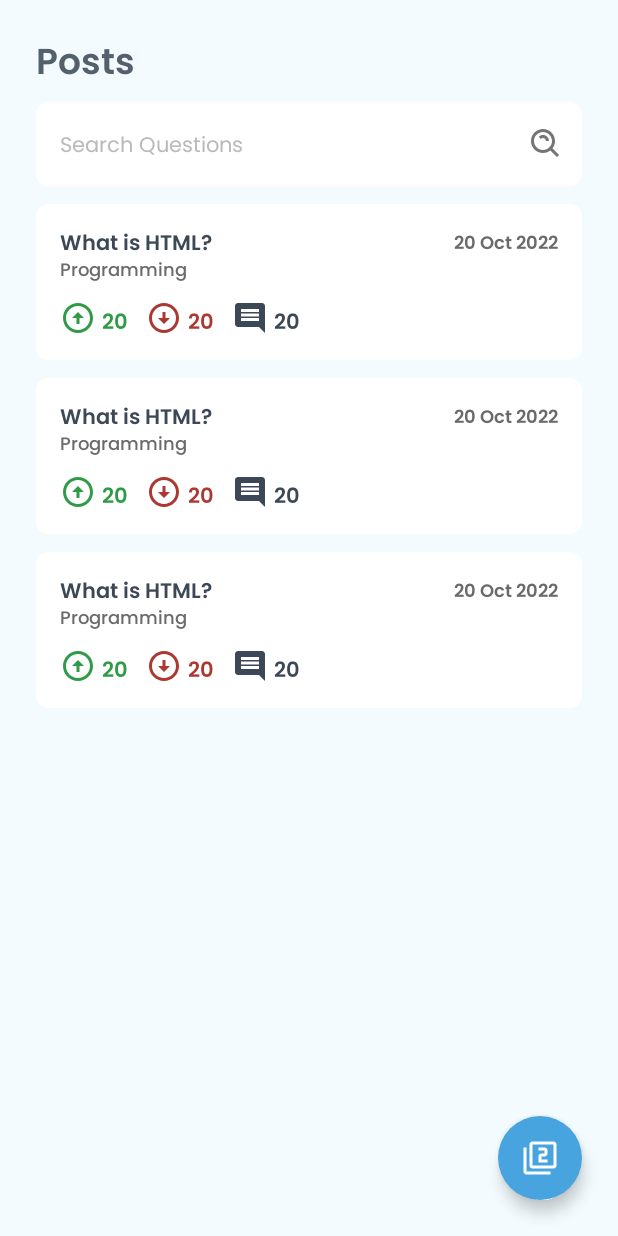
After one commit to andriawan24/ask-me-android, an Android app built with Jetpack Compose: the composable QuestionScreen shown on its own in the app's theme, on a phone screen of 412 x 824 dp. The commit adds this screen. Run offline under Robolectric (Android 15) with nearby library versions, the phone set to English and light mode, and no system bars; our stand-ins replace Dagger/Hilt's generated code, Timber; network calls fail.

Commit message:
feat: Slicing question page

```diff
--- a/app/src/main/java/com/andriawan/askme/ui/components/CustomTextInput.kt
+++ b/app/src/main/java/com/andriawan/askme/ui/components/CustomTextInput.kt
@@ -29,12 +29,12 @@ import com.andriawan.askme.utils.Constants.MINUS_ONE
 @Composable
 fun CustomTextInput(
     modifier: Modifier = Modifier,
-    label: String,
+    label: String? = null,
     labelColor: Color = MaterialTheme.colors.onBackground,
     hint: String,
     value: String,
     onValueChanged: (String) -> Unit,
-    leadingIcon: Painter,
+    leadingIcon: Painter? = null,
     keyboardType: KeyboardType = KeyboardType.Text,
     imeAction: ImeAction = ImeAction.Default,
     keyboardActions: KeyboardActions = KeyboardActions.Default,
@@ -45,12 +45,15 @@ fun CustomTextInput(
     singleLine: Boolean = true
 ) {
     Column(modifier = modifier.fillMaxWidth()) {
+        if (label != null) {
             Text(
                 text = label,
                 style = MaterialTheme.typography.body1.copy(fontWeight = FontWeight.SemiBold),
                 color = labelColor
             )
+        }
         Spacer(modifier = Modifier.height(10.dp))
+        if (leadingIcon != null) {
             TextField(
                 value = value,
                 onValueChange = onValueChanged,
@@ -90,6 +93,39 @@ fun CustomTextInput(
                 isError = isError,
                 singleLine = singleLine
             )
+        } else {
+            TextField(
+                value = value,
+                onValueChange = onValueChanged,
+                modifier = Modifier.fillMaxWidth(),
+                placeholder = {
+                    Text(
+                        text = hint,
+                        style = MaterialTheme.typography.body1,
+                        color = HintTextInputColor,
+                        modifier = Modifier.wrapContentHeight(Alignment.CenterVertically)
+                    )
+                },
+                trailingIcon = trailingIcon,
+                colors = TextFieldDefaults.textFieldColors(
+                    backgroundColor = Color.White,
+                    focusedIndicatorColor = Color.Unspecified,
+                    unfocusedIndicatorColor = Color.Unspecified
+                ),
+                shape = MaterialTheme.shapes.small,
+                textStyle = MaterialTheme.typography.body1.copy(
+                    color = OnBackgroundColorLight
+                ),
+                keyboardOptions = KeyboardOptions(
+                    keyboardType = keyboardType,
+                    imeAction = imeAction
+                ),
+                keyboardActions = keyboardActions,
+                visualTransformation = visualTransformation,
+                isError = isError,
+                singleLine = singleLine
+            )
+        }
 
         if (errorText != MINUS_ONE) {
             Text(
@@ -123,3 +159,24 @@ fun CustomTextInputPreviewLight() {
         }
     }
 }
+
+@Preview(showBackground = true)
+@Preview(uiMode = UI_MODE_NIGHT_YES, showBackground = true)
+@Composable
+fun CustomTextInputNoIconPreviewLight() {
+    AskMeTheme {
+        Surface(
+            modifier = Modifier
+                .background(MaterialTheme.colors.background)
+                .padding(24.dp)
+        ) {
+            CustomTextInput(
+                modifier = Modifier.background(MaterialTheme.colors.background),
+                label = "Email",
+                hint = "Enter your email",
+                value = "",
+                onValueChanged = { }
+            )
+        }
+    }
+}
--- /dev/null
+++ b/app/src/main/java/com/andriawan/askme/ui/screens/questions/presenter/QuestionScreen.kt
@@ -0,0 +1,175 @@
+package com.andriawan.askme.ui.screens.questions.presenter
+
+import android.content.res.Configuration.UI_MODE_NIGHT_YES
+import androidx.compose.foundation.layout.*
+import androidx.compose.foundation.lazy.LazyColumn
+import androidx.compose.foundation.shape.RoundedCornerShape
+import androidx.compose.material.*
+import androidx.compose.material.icons.Icons
+import androidx.compose.material.icons.filled.*
+import androidx.compose.runtime.Composable
+import androidx.compose.ui.Alignment
+import androidx.compose.ui.Modifier
+import androidx.compose.ui.graphics.Color
+import androidx.compose.ui.res.painterResource
+import androidx.compose.ui.res.stringResource
+import androidx.compose.ui.text.font.FontWeight
+import androidx.compose.ui.tooling.preview.Preview
+import androidx.compose.ui.unit.dp
+import com.andriawan.askme.R
+import com.andriawan.askme.ui.components.CustomTextInput
+import com.andriawan.askme.ui.themes.AskMeTheme
+
+@Composable
+fun QuestionScreen(modifier: Modifier = Modifier) {
+    Box(modifier = modifier.fillMaxSize()) {
+        Column {
+            Text(
+                text = stringResource(R.string.questions_title),
+                style = MaterialTheme.typography.h3,
+                modifier = Modifier
+                    .padding(top = 24.dp)
+                    .padding(horizontal = 24.dp)
+            )
+            CustomTextInput(
+                modifier = Modifier
+                    .padding(horizontal = 24.dp),
+                hint = "Search Questions",
+                trailingIcon = {
+                    Icon(
+                        painter = painterResource(id = R.drawable.ic_search),
+                        contentDescription = "Search Icon",
+                        modifier = Modifier.size(24.dp)
+                    )
+                },
+                onValueChanged = {
+
+                },
+                value = ""
+            )
+            Spacer(modifier = Modifier.height(12.dp))
+            LazyColumn(
+                verticalArrangement = Arrangement.spacedBy(12.dp),
+                contentPadding = PaddingValues(bottom = 24.dp)
+            ) {
+                items(3) {
+                    Card(
+                        modifier = Modifier
+                            .fillMaxWidth()
+                            .padding(horizontal = 24.dp),
+                        shape = RoundedCornerShape(8.dp),
+                        backgroundColor = Color.White,
+                        elevation = 0.dp
+                    ) {
+                        Column(modifier = Modifier.padding(16.dp)) {
+                            Row(verticalAlignment = Alignment.CenterVertically) {
+                                Text(
+                                    text = "What is HTML?",
+                                    style = MaterialTheme.typography.body1.copy(
+                                        color = Color(0xFF3C4856),
+                                        fontWeight = FontWeight.SemiBold
+                                    ),
+                                    modifier = Modifier
+                                        .weight(1F)
+                                        .padding(end = 12.dp)
+                                )
+                                Text(
+                                    text = "20 Oct 2022",
+                                    style = MaterialTheme.typography.body2.copy(
+                                        fontWeight = FontWeight.SemiBold,
+                                        color = Color(0xFF6A6A6A)
+                                    )
+                                )
+                            }
+                            Text(
+                                text = "Programming",
+                                style = MaterialTheme.typography.body2.copy(
+                                    color = Color(0xFF6A6A6A),
+                                    fontWeight = FontWeight.Medium
+                                )
+                            )
+                            Spacer(modifier = Modifier.height(12.dp))
+                            Row(verticalAlignment = Alignment.CenterVertically) {
+                                Icon(
+                                    imageVector = Icons.Default.ArrowCircleUp,
+                                    contentDescription = "Upvote Total",
+                                    modifier = Modifier.size(24.dp),
+                                    tint = Color(0xFF2F9B46)
+                                )
+                                Spacer(modifier = Modifier.width(4.dp))
+                                Text(
+                                    text = "20",
+                                    style = MaterialTheme.typography.body1.copy(
+                                        color = Color(0xFF2F9B46),
+                                        fontWeight = FontWeight.SemiBold
+                                    ),
+                                    modifier = Modifier.padding(top = 4.dp)
+                                )
+                                Spacer(modifier = Modifier.width(12.dp))
+                                Icon(
+                                    imageVector = Icons.Default.ArrowCircleDown,
+                                    contentDescription = "Down Vote Total",
+                                    modifier = Modifier.size(24.dp),
+                                    tint = Color(0xFFAB3831)
+                                )
+                                Spacer(modifier = Modifier.width(4.dp))
+                                Text(
+                                    text = "20",
+                                    style = MaterialTheme.typography.body1.copy(
+                                        color = Color(0xFFAB3831),
+                                        fontWeight = FontWeight.SemiBold
+                                    ),
+                                    modifier = Modifier.padding(top = 4.dp)
+                                )
+                                Spacer(modifier = Modifier.width(12.dp))
+                                Icon(
+                                    imageVector = Icons.Default.Comment,
+                                    contentDescription = "Comments Total",
+                                    modifier = Modifier.size(24.dp),
+                                    tint = Color(0xFF3C4856)
+                                )
+                                Spacer(modifier = Modifier.width(4.dp))
+                                Text(
+                                    text = "20",
+                                    style = MaterialTheme.typography.body1.copy(
+                                        color = Color(0xFF3C4856),
+                                        fontWeight = FontWeight.SemiBold
+                                    ),
+                                    modifier = Modifier.padding(top = 4.dp)
+                                )
+                            }
+                        }
+                    }
+                }
+            }
+        }
+        FloatingActionButton(
+            onClick = {},
+            modifier = Modifier
+                .align(Alignment.BottomEnd)
+                .padding(24.dp),
+            backgroundColor = MaterialTheme.colors.primary
+        ) {
+            Icon(
+                imageVector = Icons.Default.Filter2,
+                contentDescription = "Filter Icon",
+                modifier = Modifier
+                    .size(24.dp)
+            )
+        }
+    }
+}
+
+@Preview(showBackground = true)
+@Preview(showBackground = true, uiMode = UI_MODE_NIGHT_YES)
+@Composable
+fun QuestionScreenPreview() {
+    AskMeTheme {
+        Surface(
+            modifier = Modifier.fillMaxSize(),
+            color = MaterialTheme.colors.background
+        ) {
+            QuestionScreen()
+        }
+    }
+}
--- /dev/null
+++ b/app/src/main/res/drawable/ic_search.xml
@@ -0,0 +1,12 @@
+<vector xmlns:android="http://schemas.android.com/apk/res/android"
+    android:width="24dp"
+    android:height="24dp"
+    android:viewportWidth="24"
+    android:viewportHeight="24">
+  <path
+      android:pathData="M10,18C11.775,18 13.499,17.405 14.897,16.312L19.293,20.708L20.707,19.294L16.311,14.898C17.405,13.5 18,11.775 18,10C18,5.589 14.411,2 10,2C5.589,2 2,5.589 2,10C2,14.411 5.589,18 10,18ZM10,4C13.309,4 16,6.691 16,10C16,13.309 13.309,16 10,16C6.691,16 4,13.309 4,10C4,6.691 6.691,4 10,4Z"
+      android:fillColor="#BABABA"/>
+  <path
+      android:pathData="M11.412,8.586C11.791,8.966 12,9.468 12,10H14C14.001,9.474 13.898,8.954 13.696,8.468C13.495,7.983 13.199,7.542 12.826,7.172C11.312,5.66 8.687,5.66 7.174,7.172L8.586,8.588C9.346,7.83 10.656,7.832 11.412,8.586Z"
+      android:fillColor="#BABABA"/>
+</vector>
--- a/app/src/main/res/values/strings.xml
+++ b/app/src/main/res/values/strings.xml
@@ -53,4 +53,5 @@
     <string name="home_today_topic_question_title">What topic you’d like to ask today?</string>
     <string name="home_popular_topic_question_title">Popular Topics</string>
     <string name="home_most_stars_title">Most Stars</string>
+    <string name="questions_title">Posts</string>
 </resources>
```
Lines whose indentation alone changed are shown as unchanged.
